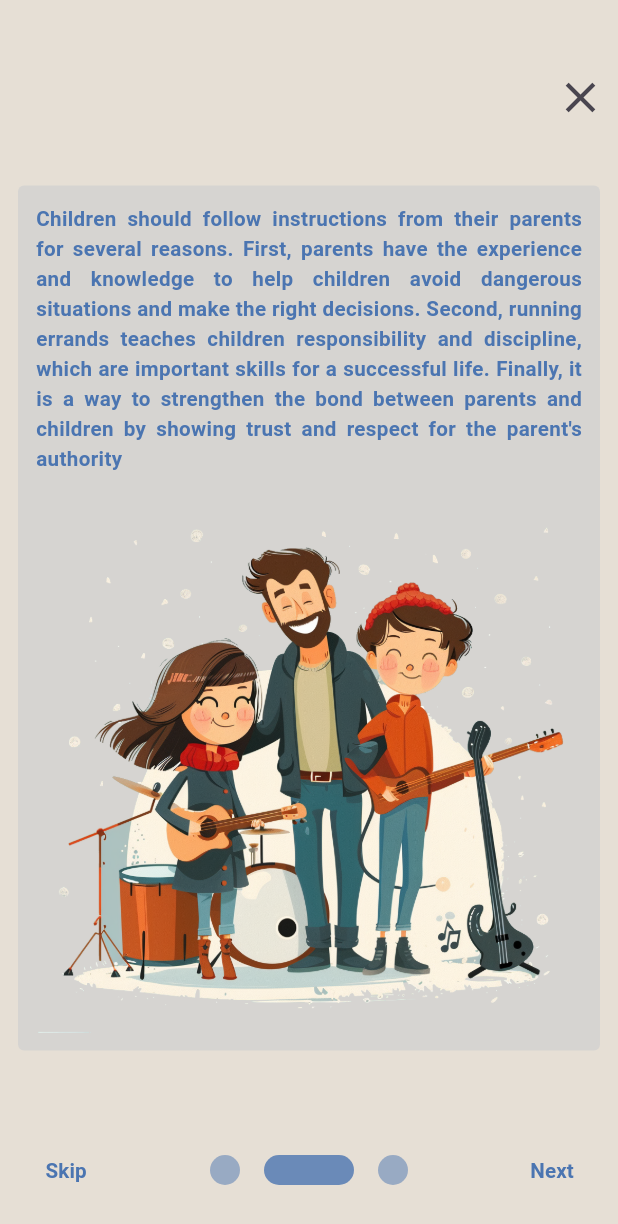
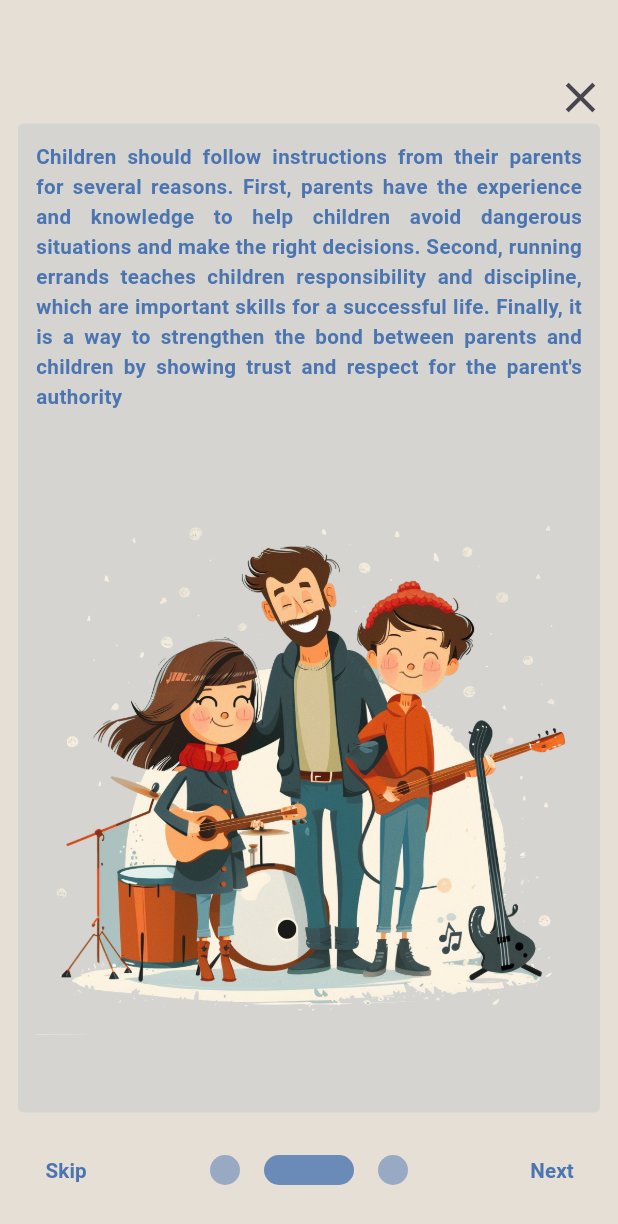
Before and after one commit to denissavishchev/for_children, a Flutter app: the OnboardingScreens screen opened directly, swiped to page 2, on a phone screen of 412 x 824 dp. Shown: the top 1224 px of the screen. Run offline on Flutter 3.47's test engine with Material 3 defaults, Android fonts, the phone set to English and light mode, and no system bars; drawn by our look-alikes of smooth_page_indicator; our stand-ins replace cloud_firestore, easy_localization, firebase_auth, firebase_core, firebase_storage, flutter_rating_bar and 4 more; missing offline and left inert: country_flags; accounts and stored records are empty.

Commit message:
onboarding refactoring

```diff
--- a/lib/providers/login_provider.dart
+++ b/lib/providers/login_provider.dart
@@ -27,12 +27,7 @@ class LoginProvider with ChangeNotifier {
   bool isPasswordVisible = false;
   String selectedLanguage = 'English - UK';
   bool isLoading = false;
-  bool isInfo = false;
 
-  void switchInfo(){
-    isInfo = !isInfo;
-    notifyListeners();
-  }
 
   Future logIn() async{
     await FirebaseAuth.instance.signInWithEmailAndPassword(
--- a/lib/providers/parent_provider.dart
+++ b/lib/providers/parent_provider.dart
@@ -44,6 +44,8 @@ class ParentProvider with ChangeNotifier {
   String? role = '';
 
   double stars = 0.0;
+
+  bool mainParentInfo = false;
 
   Future<void> getEmail() async{
     SharedPreferences prefs = await SharedPreferences.getInstance();
--- a/lib/screens/login_screens/onboarding_screen_one.dart
+++ b/lib/screens/login_screens/onboarding_screen.dart
@@ -4,8 +4,18 @@ import 'package:for_children/constants.dart';
 import 'package:for_children/providers/login_provider.dart';
 import 'package:provider/provider.dart';
 
-class OnboardingScreenOne extends StatelessWidget {
-  const OnboardingScreenOne({super.key});
+class OnboardingScreen extends StatelessWidget {
+  const OnboardingScreen({super.key,
+    required this.parentText,
+    required this.kidText,
+    required this.parentImg,
+    required this.kidImg
+  });
+
+  final String parentText;
+  final String kidText;
+  final String parentImg;
+  final String kidImg;
 
   @override
   Widget build(BuildContext context) {
@@ -17,7 +27,7 @@ class OnboardingScreenOne extends StatelessWidget {
           return Center(
             child: Container(
               width: size.width,
-              height: size.height * 0.7,
+              height: size.height * 0.8,
               margin: const EdgeInsets.all(12),
               padding: const EdgeInsets.all(12),
               decoration: BoxDecoration(
@@ -27,15 +37,15 @@ class OnboardingScreenOne extends StatelessWidget {
               child: Column(
                 children: [
                   Text(data.role == 'parent'
-                      ? 'onboardingParentOne'.tr()
-                      : 'onboardingKidOne'.tr(),
+                      ? parentText.tr()
+                      : kidText.tr(),
                       style: kTextStyle,
                       textAlign: TextAlign.justify),
                   const SizedBox(height: 12,),
                   Expanded(
                     child: Image.asset(data.role == 'parent'
-                        ? 'assets/images/onboardingParentOne.png'
-                        : 'assets/images/onboardingKidOne.png'),
+                        ? 'assets/images/$parentImg.png'
+                        : 'assets/images/$kidImg.png'),
                   )
                 ],
               ),
--- a/lib/screens/login_screens/onboarding_screen_two.dart
+++ /dev/null
@@ -1,48 +0,0 @@
-import 'package:easy_localization/easy_localization.dart';
-import 'package:flutter/material.dart';
-import 'package:for_children/constants.dart';
-import 'package:provider/provider.dart';
-import '../../providers/login_provider.dart';
-
-class OnboardingScreenTwo extends StatelessWidget {
-  const OnboardingScreenTwo({super.key});
-
-  @override
-  Widget build(BuildContext context) {
-    Size size = MediaQuery.sizeOf(context);
-    return Scaffold(
-        backgroundColor: kGrey,
-        body: Consumer<LoginProvider>(
-          builder: (context, data, _){
-            return Center(
-              child: Container(
-                width: size.width,
-                height: size.height * 0.7,
-                margin: const EdgeInsets.all(12),
-                padding: const EdgeInsets.all(12),
-                decoration: BoxDecoration(
-                  color: kBlue.withOpacity(0.1),
-                  borderRadius: const BorderRadius.all(Radius.circular(4)),
-                ),
-                child: Column(
-                  children: [
-                    Text(data.role == 'parent'
-                        ? 'onboardingParentTwo'.tr()
-                        : 'onboardingKidTwo'.tr(),
-                        style: kTextStyle,
-                        textAlign: TextAlign.justify),
-                    const SizedBox(height: 12,),
-                    Expanded(
-                      child: Image.asset(data.role == 'parent'
-                          ? 'assets/images/onboardingParentTwo.png'
-                          : 'assets/images/onboardingKidTwo.png'),
-                    )
-                  ],
-                ),
-              ),
-            );
-          },
-        )
-    );
-  }
-}
--- a/lib/screens/login_screens/onboarding_screens.dart
+++ b/lib/screens/login_screens/onboarding_screens.dart
@@ -2,9 +2,7 @@ import 'package:easy_localization/easy_localization.dart';
 import 'package:flutter/material.dart';
 import 'package:for_children/constants.dart';
 import 'package:for_children/providers/login_provider.dart';
-import 'package:for_children/screens/login_screens/onboarding_screen_one.dart';
-import 'package:for_children/screens/login_screens/onboarding_screen_three.dart';
-import 'package:for_children/screens/login_screens/onboarding_screen_two.dart';
+import 'package:for_children/screens/login_screens/onboarding_screen.dart';
 import 'package:for_children/screens/login_screens/register_screen.dart';
 import 'package:provider/provider.dart';
 import 'package:smooth_page_indicator/smooth_page_indicator.dart';
@@ -22,11 +20,13 @@ class OnboardingScreens extends StatelessWidget {
             children: [
               PageView(
                 controller: data.onboardingController,
-                children: const [
-                  OnboardingScreenOne(),
-                  OnboardingScreenTwo(),
-                  OnboardingScreenThree()
-                ],
+                children: List.generate(3, (i){
+                  return OnboardingScreen(
+                    parentText: 'onboardingParent$i',
+                    kidText: 'onboardingKid$i',
+                    parentImg: 'onboardingParent$i',
+                    kidImg: 'onboardingKid$i',);
+                }),
               ),
               Positioned(
                 bottom: 20,
--- a/lib/screens/login_screens/select_screen.dart
+++ b/lib/screens/login_screens/select_screen.dart
@@ -28,7 +28,7 @@ class SelectScreen extends StatelessWidget {
                       onTap: () => data.selectRole('parent'),
                       child: Container(
                         width: size.width * 0.45,
-                        height: size.height * 0.65,
+                        height: size.height * 0.64,
                         margin: const EdgeInsets.fromLTRB(12, 0, 6, 0),
                         decoration: BoxDecoration(
                           color: kBlue.withOpacity(data.role == 'parent' ? 0.8 : 0.3),
@@ -41,7 +41,7 @@ class SelectScreen extends StatelessWidget {
                       onTap: () => data.selectRole('child'),
                       child: Container(
                         width: size.width * 0.45,
-                        height: size.height * 0.65,
+                        height: size.height * 0.64,
                         margin: const EdgeInsets.fromLTRB(6, 0, 12, 0),
                         decoration: BoxDecoration(
                           color: kBlue.withOpacity(data.role == 'child' ? 0.8 : 0.3),
--- a/lib/screens/parent_screens/main_parent_screen.dart
+++ b/lib/screens/parent_screens/main_parent_screen.dart
@@ -57,10 +57,10 @@ class MainParentScreen extends StatelessWidget {
                       const ParentTilesListWidget()
                     ],
                   ),
-                  const Positioned(
+                  Positioned(
                     top: 24,
                       left: 80,
-                      child: InfoWidget())
+                      child: InfoWidget(info: data.mainParentInfo, onTap: (){},))
                 ],
               ),
             );
```
Also changed, not shown: assets/translations/en-US.json (+6 -6 lines), assets/translations/pl-PL.json (+6 -6 lines), assets/translations/ru-RU.json (+6 -6 lines), lib/screens/login_screens/onboarding_screen_three.dart (deleted, +0 -48 lines), lib/widgets/info_widget.dart (+12 -7 lines), assets/images/onboardingKid0.png (renamed from assets/images/onboardingKidOne.png), assets/images/onboardingKid1.png (renamed from assets/images/onboardingKidTwo.png), assets/images/onboardingKid2.png (renamed from assets/images/onboardingKidThree.png), assets/images/onboardingParent0.png (renamed from assets/images/onboardingParentOne.png), assets/images/onboardingParent1.png (renamed from assets/images/onboardingParentTwo.png), assets/images/onboardingParent2.png (renamed from assets/images/onboardingParentThree.png). Lines whose indentation alone changed are shown as unchanged.
